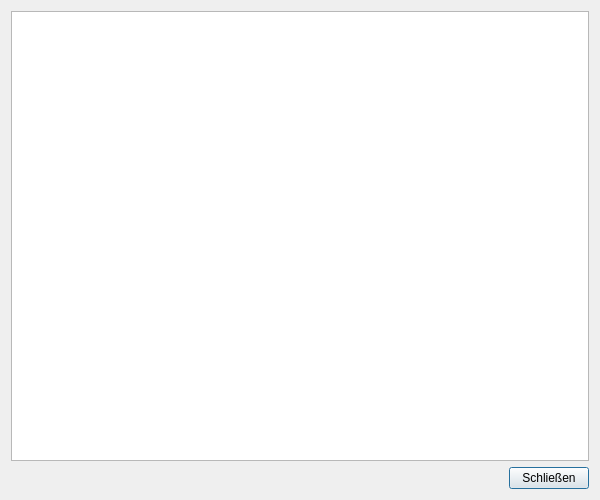
Qt form linbo_gui/linboConsole.ui (linuxmuster/linuxmuster-linbo) before a commit.
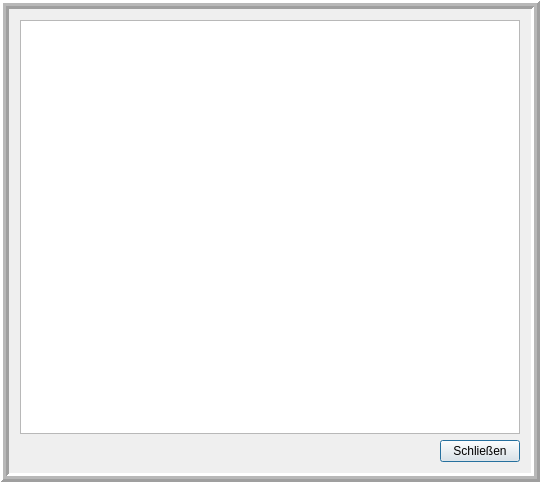
The same form after that commit. Custom widgets are drawn as their Qt base class.

```diff
--- a/linbo_gui/linboConsole.ui
+++ b/linbo_gui/linboConsole.ui
@@ -6,27 +6,58 @@
    <rect>
     <x>0</x>
     <y>0</y>
-    <width>600</width>
-    <height>500</height>
+    <width>540</width>
+    <height>482</height>
    </rect>
   </property>
   <property name="minimumSize">
    <size>
-    <width>600</width>
-    <height>500</height>
+    <width>400</width>
+    <height>300</height>
    </size>
   </property>
   <property name="windowTitle">
    <string>Console</string>
   </property>
-  <layout class="QVBoxLayout" name="verticalLayout_2">
+  <layout class="QHBoxLayout" name="horizontalLayout_2">
+   <property name="leftMargin">
+    <number>0</number>
+   </property>
+   <property name="topMargin">
+    <number>0</number>
+   </property>
+   <property name="rightMargin">
+    <number>0</number>
+   </property>
+   <property name="bottomMargin">
+    <number>0</number>
+   </property>
    <item>
+    <widget class="QFrame" name="frame">
+     <property name="frameShape">
+      <enum>QFrame::Box</enum>
+     </property>
+     <property name="frameShadow">
+      <enum>QFrame::Raised</enum>
+     </property>
+     <property name="lineWidth">
+      <number>3</number>
+     </property>
+     <property name="midLineWidth">
+      <number>3</number>
+     </property>
     <layout class="QVBoxLayout" name="verticalLayout">
      <item>
       <widget class="ConsoleWidget" name="output">
+        <property name="minimumSize">
+         <size>
+          <width>500</width>
+          <height>400</height>
+         </size>
+        </property>
        <property name="font">
         <font>
-         <family>DejaVu Sans</family>
+          <pointsize>10</pointsize>
         </font>
        </property>
       </widget>
@@ -40,14 +71,20 @@
          </property>
          <property name="sizeHint" stdset="0">
           <size>
-           <width>40</width>
-           <height>20</height>
+            <width>20</width>
+            <height>10</height>
           </size>
          </property>
         </spacer>
        </item>
        <item>
         <widget class="QPushButton" name="pushButton">
+          <property name="sizePolicy">
+           <sizepolicy hsizetype="Preferred" vsizetype="Preferred">
+            <horstretch>0</horstretch>
+            <verstretch>0</verstretch>
+           </sizepolicy>
+          </property>
          <property name="text">
           <string>Schließen</string>
          </property>
@@ -62,6 +99,7 @@
       </layout>
      </item>
     </layout>
+    </widget>
    </item>
   </layout>
  </widget>
```
Lines whose indentation alone changed are shown as unchanged.
